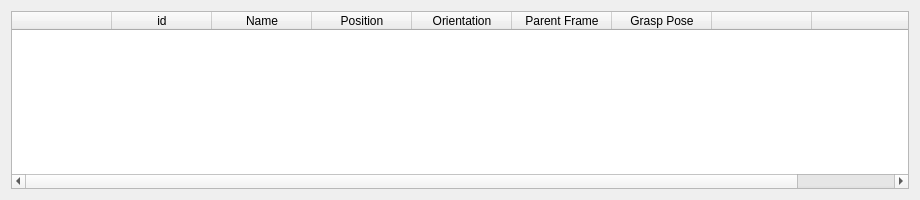
First picture: the form in vigir_ocs_image_manager/src/ui/image_manager_widget.ui, repository team-vigir/vigir_ocs_common, before the edit.
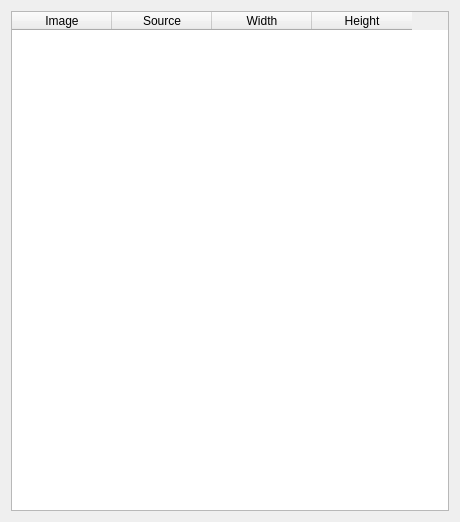
Second picture: the form after the edit.

Commit message: - finished image manager/nodelet

The edit to the form file:
```diff
--- a/vigir_ocs_image_manager/src/ui/image_manager_widget.ui
+++ b/vigir_ocs_image_manager/src/ui/image_manager_widget.ui
@@ -6,16 +6,10 @@
    <rect>
     <x>0</x>
     <y>0</y>
-    <width>920</width>
-    <height>200</height>
+    <width>460</width>
+    <height>522</height>
    </rect>
   </property>
-  <property name="minimumSize">
-   <size>
-    <width>920</width>
-    <height>200</height>
-   </size>
-  </property>
   <property name="windowTitle">
    <string>ImageManagerWidget</string>
   </property>
@@ -33,47 +27,22 @@
        <widget class="QTableWidget" name="tableWidget">
         <column>
          <property name="text">
-          <string/>
+          <string>Image</string>
          </property>
         </column>
         <column>
          <property name="text">
-          <string>id</string>
+          <string>Source</string>
          </property>
         </column>
         <column>
          <property name="text">
-          <string>Name</string>
+          <string>Width</string>
          </property>
         </column>
         <column>
          <property name="text">
-          <string>Position</string>
-         </property>
-        </column>
-        <column>
-         <property name="text">
-          <string>Orientation</string>
-         </property>
-        </column>
-        <column>
-         <property name="text">
-          <string>Parent Frame</string>
-         </property>
-        </column>
-        <column>
-         <property name="text">
-          <string>Grasp Pose</string>
-         </property>
-        </column>
-        <column>
-         <property name="text">
-          <string/>
-         </property>
-        </column>
-        <column>
-         <property name="text">
-          <string/>
+          <string>Height</string>
          </property>
         </column>
        </widget>
```
Left out of the diff: 22 changed lines with no effect on the pictures. The commit also changes 3 other files.
